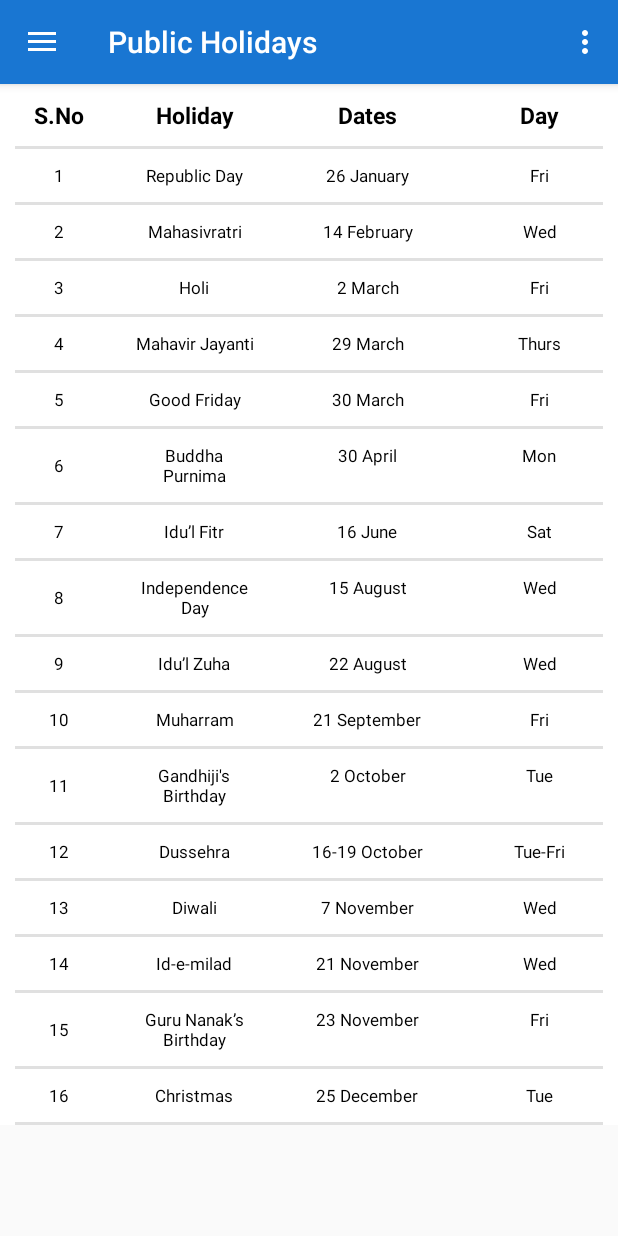
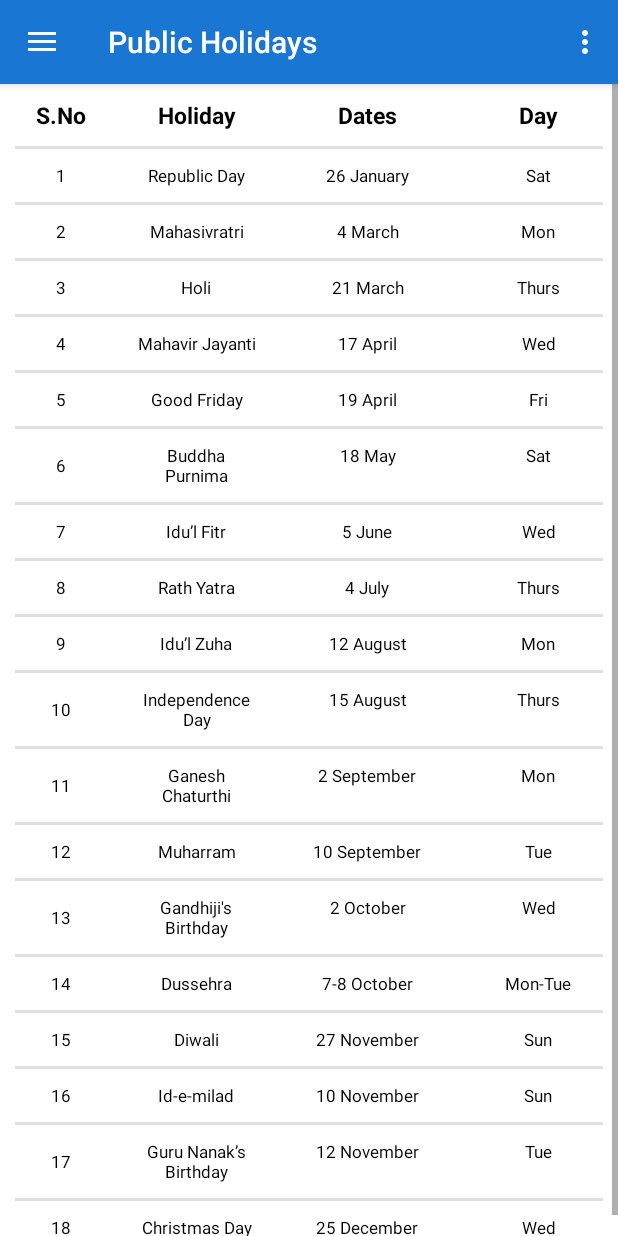
Before and after one commit to NeuromancersIITBBS/InstiApp, an Android app: the screen it shows after launch (MainActivity), in the side drawer, after a tap on "Public Holidays", on a phone screen of 412 x 824 dp. Run offline under Robolectric (Android 15) with nearby library versions, the phone set to English and light mode, and no system bars.

Commit message:
Update holiday_list.xml

```diff
--- a/app/src/main/res/layout/holiday_list.xml
+++ b/app/src/main/res/layout/holiday_list.xml
@@ -131,7 +131,7 @@
                         android:layout_span="3"
                         android:gravity="center"
                         android:padding="10dp"
-                        android:text="Fri"
+                        android:text="Sat"
                         android:textColor="#000000"
                         android:textSize="11dp" />
 
@@ -178,7 +178,7 @@
                         android:layout_span="1"
                         android:gravity="center"
                         android:padding="10dp"
-                        android:text="14 February"
+                        android:text="4 March"
                         android:textColor="#000000"
                         android:textSize="11dp" />
 
@@ -188,7 +188,7 @@
                         android:layout_span="3"
                         android:gravity="center"
                         android:padding="10dp"
-                        android:text="Wed"
+                        android:text="Mon"
                         android:textColor="#000000"
                         android:textSize="11dp" />
 
@@ -235,7 +235,7 @@
                         android:layout_span="1"
                         android:gravity="center"
                         android:padding="10dp"
-                        android:text="2 March"
+                        android:text="21 March"
                         android:textColor="#000000"
                         android:textSize="11dp" />
 
@@ -245,7 +245,7 @@
                         android:layout_span="3"
                         android:gravity="center"
                         android:padding="10dp"
-                        android:text="Fri"
+                        android:text="Thurs"
                         android:textColor="#000000"
                         android:textSize="11dp" />
 
@@ -292,7 +292,7 @@
                         android:layout_span="1"
                         android:gravity="center"
                         android:padding="10dp"
-                        android:text="29 March"
+                        android:text="17 April"
                         android:textColor="#000000"
                         android:textSize="11dp" />
 
@@ -302,7 +302,7 @@
                         android:layout_span="3"
                         android:gravity="center"
                         android:padding="10dp"
-                        android:text="Thurs"
+                        android:text="Wed"
                         android:textColor="#000000"
                         android:textSize="11dp" />
 
@@ -350,7 +350,7 @@
                         android:layout_span="1"
                         android:gravity="center"
                         android:padding="10dp"
-                        android:text="30 March"
+                        android:text="19 April"
                         android:textColor="#000000"
                         android:textSize="11dp" />
 
@@ -407,7 +407,7 @@
                         android:layout_span="1"
                         android:gravity="center"
                         android:padding="10dp"
-                        android:text="30 April"
+                        android:text="18 May"
                         android:textColor="#000000"
                         android:textSize="11dp" />
 
@@ -417,7 +417,7 @@
                         android:layout_span="3"
                         android:gravity="center"
                         android:padding="10dp"
-                        android:text="Mon"
+                        android:text="Sat"
                         android:textColor="#000000"
                         android:textSize="11dp" />
 
@@ -464,7 +464,7 @@
                         android:layout_span="1"
                         android:gravity="center"
                         android:padding="10dp"
-                        android:text="16 June"
+                        android:text="5 June"
                         android:textColor="#000000"
                         android:textSize="11dp" />
 
@@ -474,13 +474,13 @@
                         android:layout_span="3"
                         android:gravity="center"
                         android:padding="10dp"
-                        android:text="Sat"
+                        android:text="Wed"
                         android:textColor="#000000"
                         android:textSize="11dp" />
 
                 </TableRow>
 
-                <View
+                 <View
                     android:layout_width="match_parent"
                     android:layout_height="2dp"
                     android:layout_marginEnd="10dp"
@@ -511,7 +511,7 @@
                         android:layout_span="3"
                         android:gravity="center"
                         android:padding="10dp"
-                        android:text="Independence Day"
+                        android:text="Rath Yatra"
                         android:textColor="#000000"
                         android:textSize="11dp" />
 
@@ -521,7 +521,7 @@
                         android:layout_span="1"
                         android:gravity="center"
                         android:padding="10dp"
-                        android:text="15 August"
+                        android:text="4 July"
                         android:textColor="#000000"
                         android:textSize="11dp" />
 
@@ -531,13 +531,13 @@
                         android:layout_span="3"
                         android:gravity="center"
                         android:padding="10dp"
-                        android:text="Wed"
+                        android:text="Thurs"
                         android:textColor="#000000"
                         android:textSize="11dp" />
 
                 </TableRow>
 
-                <View
+                  <View
                     android:layout_width="match_parent"
                     android:layout_height="2dp"
                     android:layout_marginEnd="10dp"
@@ -578,7 +578,7 @@
                         android:layout_span="1"
                         android:gravity="center"
                         android:padding="10dp"
-                        android:text="22 August"
+                        android:text="12 August"
                         android:textColor="#000000"
                         android:textSize="11dp" />
 
@@ -588,7 +588,7 @@
                         android:layout_span="3"
                         android:gravity="center"
                         android:padding="10dp"
-                        android:text="Wed"
+                        android:text="Mon"
                         android:textColor="#000000"
                         android:textSize="11dp" />
 
@@ -625,7 +625,7 @@
                         android:layout_span="3"
                         android:gravity="center"
                         android:padding="10dp"
-                        android:text="Muharram"
+                        android:text="Independence Day"
                         android:textColor="#000000"
                         android:textSize="11dp" />
 
@@ -635,7 +635,7 @@
                         android:layout_span="1"
                         android:gravity="center"
                         android:padding="10dp"
-                        android:text="21 September"
+                        android:text="15 August"
                         android:textColor="#000000"
                         android:textSize="11dp" />
 
@@ -645,13 +645,13 @@
                         android:layout_span="3"
                         android:gravity="center"
                         android:padding="10dp"
-                        android:text="Fri"
+                        android:text="Thurs"
                         android:textColor="#000000"
                         android:textSize="11dp" />
 
                 </TableRow>
 
-                <View
+                 <View
                     android:layout_width="match_parent"
                     android:layout_height="2dp"
                     android:layout_marginEnd="10dp"
@@ -682,7 +682,7 @@
                         android:layout_span="3"
                         android:gravity="center"
                         android:padding="10dp"
-                        android:text="Gandhiji's Birthday"
+                        android:text="Ganesh Chaturthi"
                         android:textColor="#000000"
                         android:textSize="11dp" />
 
@@ -692,7 +692,64 @@
                         android:layout_span="1"
                         android:gravity="center"
                         android:padding="10dp"
-                        android:text="2 October"
+                        android:text="2 September"
+                        android:textColor="#000000"
+                        android:textSize="11dp" />
+
+                    <TextView
+                        android:layout_width="fill_parent"
+                        android:layout_height="wrap_content"
+                        android:layout_span="3"
+                        android:gravity="center"
+                        android:padding="10dp"
+                        android:text="Mon"
+                        android:textColor="#000000"
+                        android:textSize="11dp" />
+
+                </TableRow>
+
+                <View
+                    android:layout_width="match_parent"
+                    android:layout_height="2dp"
+                    android:layout_marginEnd="10dp"
+                    android:layout_marginLeft="10dp"
+                    android:layout_marginRight="10dp"
+                    android:layout_marginStart="10dp"
+                    android:background="?android:attr/listDivider"
+                    android:visibility="visible" />
+
+                <TableRow
+                    android:layout_width="fill_parent"
+                    android:layout_height="wrap_content"
+                    android:gravity="center_horizontal">
+
+                    <TextView
+                        android:layout_width="fill_parent"
+                        android:layout_height="match_parent"
+                        android:layout_span="1"
+                        android:gravity="center"
+                        android:padding="5dp"
+                        android:text="12"
+                        android:textColor="#000000"
+                        android:textSize="11dp" />
+
+                    <TextView
+                        android:layout_width="fill_parent"
+                        android:layout_height="wrap_content"
+                        android:layout_span="3"
+                        android:gravity="center"
+                        android:padding="10dp"
+                        android:text="Muharram"
+                        android:textColor="#000000"
+                        android:textSize="11dp" />
+
+                    <TextView
+                        android:layout_width="fill_parent"
+                        android:layout_height="wrap_content"
+                        android:layout_span="1"
+                        android:gravity="center"
+                        android:padding="10dp"
+                        android:text="10 September"
                         android:textColor="#000000"
                         android:textSize="11dp" />
 
@@ -729,63 +786,6 @@
                         android:layout_span="1"
                         android:gravity="center"
                         android:padding="5dp"
-                        android:text="12"
-                        android:textColor="#000000"
-                        android:textSize="11dp" />
-
-                    <TextView
-                        android:layout_width="fill_parent"
-                        android:layout_height="wrap_content"
-                        android:layout_span="3"
-                        android:gravity="center"
-                        android:padding="10dp"
-                        android:text="Dussehra"
-                        android:textColor="#000000"
-                        android:textSize="11dp" />
-
-                    <TextView
-                        android:layout_width="fill_parent"
-                        android:layout_height="wrap_content"
-                        android:layout_span="1"
-                        android:gravity="center"
-                        android:padding="10dp"
-                        android:text="16-19 October"
-                        android:textColor="#000000"
-                        android:textSize="11dp" />
-
-                    <TextView
-                        android:layout_width="fill_parent"
-                        android:layout_height="wrap_content"
-                        android:layout_span="3"
-                        android:gravity="center"
-                        android:padding="10dp"
-                        android:text="Tue-Fri"
-                        android:textColor="#000000"
-                        android:textSize="11dp" />
-
-                </TableRow>
-
-                <View
-                    android:layout_width="match_parent"
-                    android:layout_height="2dp"
-                    android:layout_marginEnd="10dp"
-                    android:layout_marginLeft="10dp"
-                    android:layout_marginRight="10dp"
-                    android:layout_marginStart="10dp"
-                    android:background="?android:attr/listDivider"
-                    android:visibility="visible" />
-
-                <TableRow
-                    android:layout_width="fill_parent"
-                    android:layout_height="wrap_content"
-                    android:gravity="center_horizontal">
-
-                    <TextView
-                        android:layout_width="fill_parent"
-                        android:layout_height="match_parent"
-                        android:layout_span="1"
-                        android:gravity="center"
-                        android:padding="5dp"
                         android:text="13"
                         android:textColor="#000000"
                         android:textSize="11dp" />
@@ -796,7 +796,7 @@
                         android:layout_span="3"
                         android:gravity="center"
                         android:padding="10dp"
-                        android:text="Diwali"
+                        android:text="Gandhiji's Birthday"
                         android:textColor="#000000"
                         android:textSize="11dp" />
 
@@ -806,7 +806,7 @@
                         android:layout_span="1"
                         android:gravity="center"
                         android:padding="10dp"
-                        android:text="7 November"
+                        android:text="2 October"
                         android:textColor="#000000"
                         android:textSize="11dp" />
 
@@ -853,7 +853,7 @@
                         android:layout_span="3"
                         android:gravity="center"
                         android:padding="10dp"
-                        android:text="Id-e-milad"
+                        android:text="Dussehra"
                         android:textColor="#000000"
                         android:textSize="11dp" />
 
@@ -863,7 +863,7 @@
                         android:layout_span="1"
                         android:gravity="center"
                         android:padding="10dp"
-                        android:text="21 November"
+                        android:text="7-8 October"
                         android:textColor="#000000"
                         android:textSize="11dp" />
 
@@ -873,7 +873,7 @@
                         android:layout_span="3"
                         android:gravity="center"
                         android:padding="10dp"
-                        android:text="Wed"
+                        android:text="Mon-Tue"
                         android:textColor="#000000"
                         android:textSize="11dp" />
 
@@ -910,7 +910,7 @@
                         android:layout_span="3"
                         android:gravity="center"
                         android:padding="10dp"
-                        android:text="Guru Nanak’s Birthday"
+                        android:text="Diwali"
                         android:textColor="#000000"
                         android:textSize="11dp" />
 
@@ -920,7 +920,7 @@
                         android:layout_span="1"
                         android:gravity="center"
                         android:padding="10dp"
-                        android:text="23 November"
+                        android:text="27 November"
                         android:textColor="#000000"
                         android:textSize="11dp" />
 
@@ -930,7 +930,7 @@
                         android:layout_span="3"
                         android:gravity="center"
                         android:padding="10dp"
-                        android:text="Fri"
+                        android:text="Sun"
                         android:textColor="#000000"
                         android:textSize="11dp" />
 
@@ -967,7 +967,7 @@
                         android:layout_span="3"
                         android:gravity="center"
                         android:padding="10dp"
-                        android:text="Christmas"
+                        android:text="Id-e-milad"
                         android:textColor="#000000"
                         android:textSize="11dp" />
 
@@ -977,7 +977,64 @@
                         android:layout_span="1"
                         android:gravity="center"
                         android:padding="10dp"
-                        android:text="25 December"
+                        android:text="10 November"
+                        android:textColor="#000000"
+                        android:textSize="11dp" />
+
+                    <TextView
+                        android:layout_width="fill_parent"
+                        android:layout_height="wrap_content"
+                        android:layout_span="3"
+                        android:gravity="center"
+                        android:padding="10dp"
+                        android:text="Sun"
+                        android:textColor="#000000"
+                        android:textSize="11dp" />
+
+                </TableRow>
+
+                <View
+                    android:layout_width="match_parent"
+                    android:layout_height="2dp"
+                    android:layout_marginEnd="10dp"
+                    android:layout_marginLeft="10dp"
+                    android:layout_marginRight="10dp"
+                    android:layout_marginStart="10dp"
+                    android:background="?android:attr/listDivider"
+                    android:visibility="visible" />
+
+                <TableRow
+                    android:layout_width="fill_parent"
+                    android:layout_height="wrap_content"
+                    android:gravity="center_horizontal">
+
+                    <TextView
+                        android:layout_width="fill_parent"
+                        android:layout_height="match_parent"
+                        android:layout_span="1"
+                        android:gravity="center"
+                        android:padding="5dp"
+                        android:text="17"
+                        android:textColor="#000000"
+                        android:textSize="11dp" />
+
+                    <TextView
+                        android:layout_width="fill_parent"
+                        android:layout_height="wrap_content"
+                        android:layout_span="3"
+                        android:gravity="center"
+                        android:padding="10dp"
+                        android:text="Guru Nanak’s Birthday"
+                        android:textColor="#000000"
+                        android:textSize="11dp" />
+
+                    <TextView
+                        android:layout_width="fill_parent"
+                        android:layout_height="wrap_content"
+                        android:layout_span="1"
+                        android:gravity="center"
+                        android:padding="10dp"
+                        android:text="12 November"
                         android:textColor="#000000"
                         android:textSize="11dp" />
 
@@ -1003,6 +1060,63 @@
                     android:background="?android:attr/listDivider"
                     android:visibility="visible" />
 
+                <TableRow
+                    android:layout_width="fill_parent"
+                    android:layout_height="wrap_content"
+                    android:gravity="center_horizontal">
+
+                    <TextView
+                        android:layout_width="fill_parent"
+                        android:layout_height="match_parent"
+                        android:layout_span="1"
+                        android:gravity="center"
+                        android:padding="5dp"
+                        android:text="18"
+                        android:textColor="#000000"
+                        android:textSize="11dp" />
+
+                    <TextView
+                        android:layout_width="fill_parent"
+                        android:layout_height="wrap_content"
+                        android:layout_span="3"
+                        android:gravity="center"
+                        android:padding="10dp"
+                        android:text="Christmas Day"
+                        android:textColor="#000000"
+                        android:textSize="11dp" />
+
+                    <TextView
+                        android:layout_width="fill_parent"
+                        android:layout_height="wrap_content"
+                        android:layout_span="1"
+                        android:gravity="center"
+                        android:padding="10dp"
+                        android:text="25 December"
+                        android:textColor="#000000"
+                        android:textSize="11dp" />
+
+                    <TextView
+                        android:layout_width="fill_parent"
+                        android:layout_height="wrap_content"
+                        android:layout_span="3"
+                        android:gravity="center"
+                        android:padding="10dp"
+                        android:text="Wed"
+                        android:textColor="#000000"
+                        android:textSize="11dp" />
+
+                </TableRow>
+
+                <View
+                    android:layout_width="match_parent"
+                    android:layout_height="2dp"
+                    android:layout_marginEnd="10dp"
+                    android:layout_marginLeft="10dp"
+                    android:layout_marginRight="10dp"
+                    android:layout_marginStart="10dp"
+                    android:background="?android:attr/listDivider"
+                    android:visibility="visible" />
+
             </TableLayout>
         </LinearLayout>
     </ScrollView>
```
